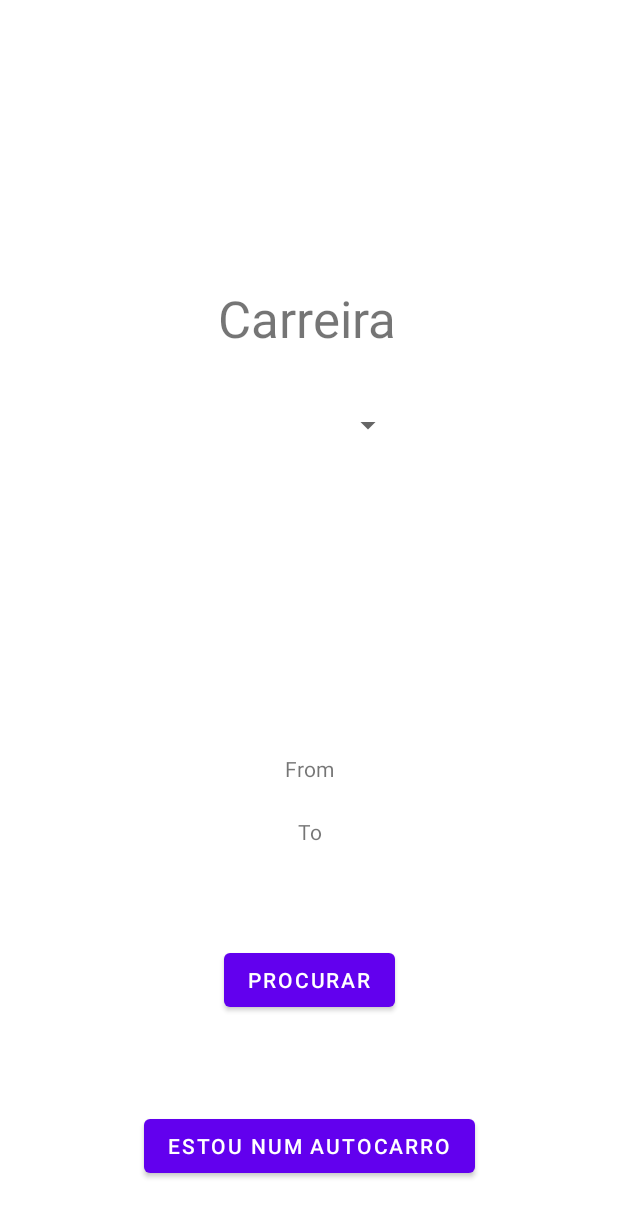
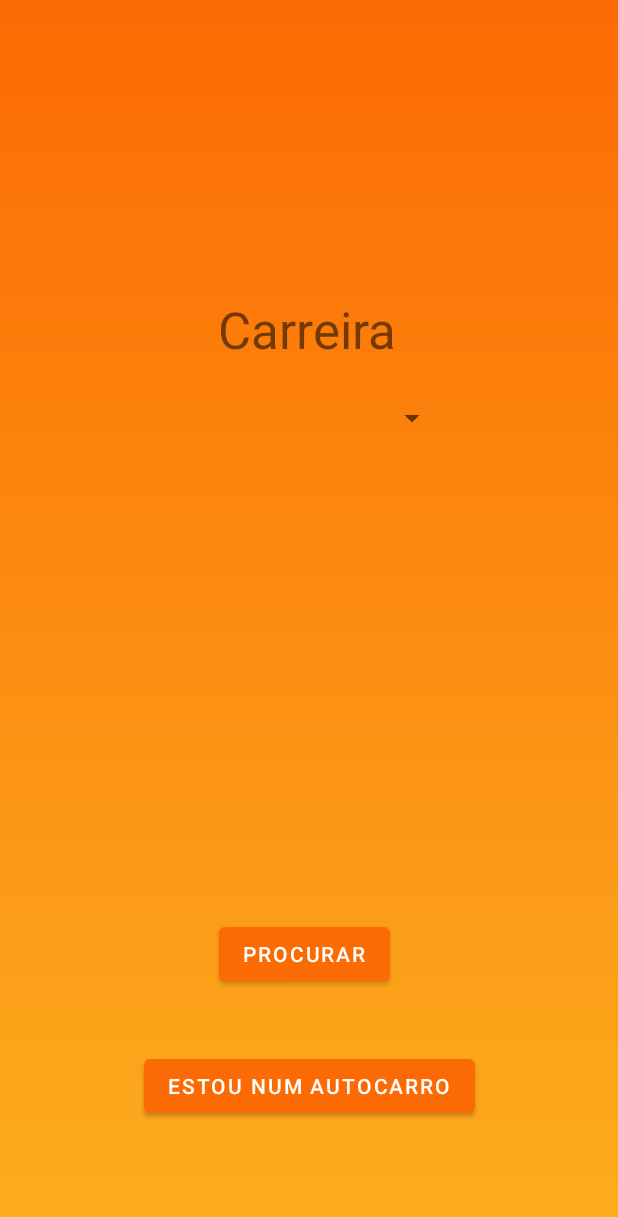
Before and after one commit to migasp1/WhereABuses, an Android app: the layout activity_main.xml on its own in the app's theme, with its tools: preview values and no code run, on a phone screen of 412 x 824 dp. Shown: the top 1217 px of the screen. Run offline under Robolectric (Android 15) with nearby library versions, the light colour scheme and no system bars.

Commit message:
Icon na app Degrade nos backgrounds Rebordo na selecao do autocarro Ficheiros drawable adicionas para modificar a UI

```diff
--- a/app/src/main/AndroidManifest.xml
+++ b/app/src/main/AndroidManifest.xml
@@ -12,7 +12,7 @@
 
     <application
         android:allowBackup="true"
-        android:icon="@mipmap/ic_launcher"
+        android:icon="@drawable/busicon"
         android:label="@string/app_name"
         android:roundIcon="@mipmap/ic_launcher_round"
         android:supportsRtl="true"
--- /dev/null
+++ b/app/src/main/res/drawable/backgroundmainactivity.xml
@@ -0,0 +1,8 @@
+<?xml version="1.0" encoding="utf-8"?>
+<shape xmlns:android="http://schemas.android.com/apk/res/android">
+    <gradient
+        android:type="linear"
+        android:angle="90"
+        android:startColor="#fcae1e"
+        android:endColor="#fc6a03" />
+</shape>
--- a/app/src/main/res/layout/activity_main.xml
+++ b/app/src/main/res/layout/activity_main.xml
@@ -5,12 +5,13 @@
     android:id="@+id/mainLayout"
     android:layout_width="match_parent"
     android:layout_height="match_parent"
+    android:background="@drawable/backgroundmainactivity"
     tools:context=".MainActivity">
 
     <Spinner
         android:id="@+id/spinner"
-        android:layout_width="126dp"
-        android:layout_height="65dp"
+        android:layout_width="185dp"
+        android:layout_height="41dp"
         app:layout_constraintBottom_toBottomOf="parent"
         app:layout_constraintEnd_toEndOf="parent"
         app:layout_constraintStart_toStartOf="parent"
@@ -18,37 +19,11 @@
         app:layout_constraintVertical_bias="0.33"
         tools:ignore="SpeakableTextPresentCheck" />
 
-    <TextView
-        android:id="@+id/fromText"
-        android:layout_width="265dp"
-        android:layout_height="22dp"
-        android:layout_marginBottom="192dp"
-        android:text="From"
-        android:textAlignment="center"
-        app:layout_constraintBottom_toBottomOf="parent"
-        app:layout_constraintEnd_toEndOf="parent"
-        app:layout_constraintStart_toStartOf="parent"
-        app:layout_constraintTop_toBottomOf="@+id/spinner"
-        app:layout_constraintVertical_bias="0.634" />
-
-    <TextView
-        android:id="@+id/fromText2"
-        android:layout_width="265dp"
-        android:layout_height="22dp"
-        android:layout_marginBottom="140dp"
-        android:text="To"
-        android:textAlignment="center"
-        app:layout_constraintBottom_toBottomOf="parent"
-        app:layout_constraintEnd_toEndOf="parent"
-        app:layout_constraintStart_toStartOf="parent"
-        app:layout_constraintTop_toBottomOf="@+id/fromText"
-        app:layout_constraintVertical_bias="0.145" />
-
     <Button
         android:id="@+id/button"
         android:layout_width="wrap_content"
         android:layout_height="wrap_content"
-        android:layout_marginBottom="36dp"
+        android:layout_marginBottom="76dp"
         android:onClick="onBusButton"
         android:text="Estou num autocarro"
         app:layout_constraintBottom_toBottomOf="parent"
@@ -71,11 +46,14 @@
         android:id="@+id/button2"
         android:layout_width="wrap_content"
         android:layout_height="wrap_content"
+        android:layout_marginBottom="20dp"
         android:onClick="searchButton"
         android:text="Procurar"
         app:layout_constraintBottom_toTopOf="@+id/button"
         app:layout_constraintEnd_toEndOf="parent"
+        app:layout_constraintHorizontal_bias="0.489"
         app:layout_constraintStart_toStartOf="parent"
-        app:layout_constraintTop_toBottomOf="@+id/fromText2" />
+        app:layout_constraintTop_toBottomOf="@+id/spinner"
+        app:layout_constraintVertical_bias="0.94" />
 
 </androidx.constraintlayout.widget.ConstraintLayout>
--- a/app/src/main/res/layout/activity_sensor.xml
+++ b/app/src/main/res/layout/activity_sensor.xml
@@ -4,6 +4,7 @@
     xmlns:tools="http://schemas.android.com/tools"
     android:layout_width="match_parent"
     android:layout_height="match_parent"
+    android:background="@drawable/backgroundmainactivity"
     tools:context=".SensorActivity">
 
     <androidx.recyclerview.widget.RecyclerView
--- a/app/src/main/res/values/themes.xml
+++ b/app/src/main/res/values/themes.xml
@@ -2,8 +2,8 @@
     <!-- Base application theme. -->
     <style name="Theme.WhereABuses" parent="Theme.MaterialComponents.DayNight.DarkActionBar">
         <!-- Primary brand color. -->
-        <item name="colorPrimary">@color/purple_500</item>
-        <item name="colorPrimaryVariant">@color/purple_700</item>
+        <item name="colorPrimary">#fc6a03</item>
+        <item name="colorPrimaryVariant">#fc6a03</item>
         <item name="colorOnPrimary">@color/white</item>
         <!-- Secondary brand color. -->
         <item name="colorSecondary">@color/teal_200</item>
```
Also changed, not shown: app/src/main/java/com/example/whereabuses/MainActivity.java (+8 -2 lines), app/src/main/res/drawable/border.xml (added, +13 -0 lines), app/src/main/res/layout/item_bus.xml (+9 -2 lines).
